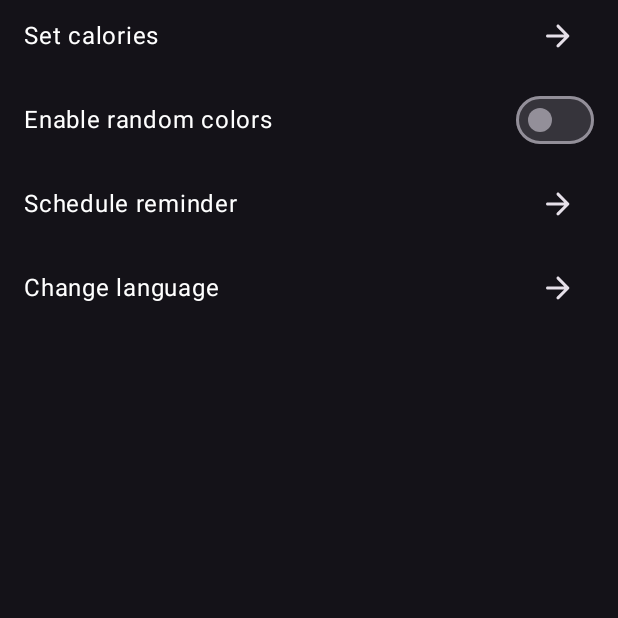
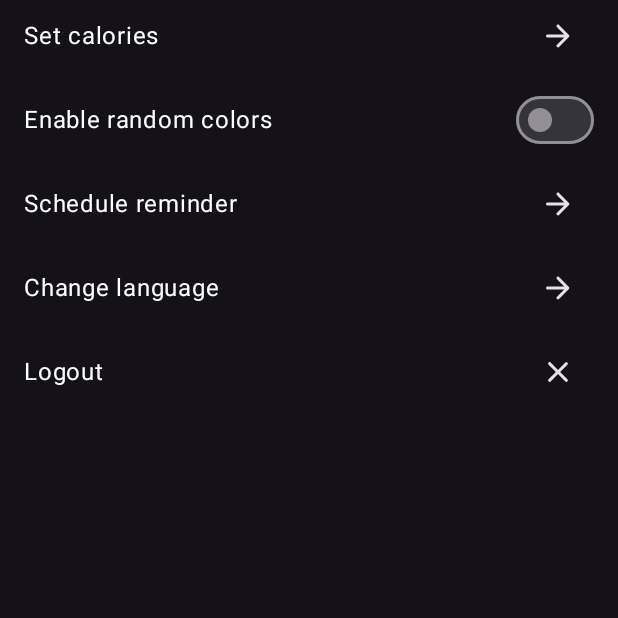
Before and after one commit to Ionnier/proiect-android, an Android app built with Jetpack Compose: the composable DrawSettingsScreen shown on its own in the app's theme, on a phone screen of 412 x 824 dp, the top half of it. Run offline under Robolectric (Android 15) with nearby library versions, the phone set to English and light mode, and no system bars; our stand-ins replace Dagger/Hilt's generated code.

```diff
--- a/app/build.gradle
+++ b/app/build.gradle
@@ -87,6 +87,7 @@ dependencies {
     implementation "androidx.compose.ui:ui-tooling-preview"
     implementation "com.google.android.material:material:1.8.0"
     implementation 'androidx.compose.material3:material3'
+    implementation 'androidx.compose.material3:material3-window-size-class'
     implementation 'androidx.fragment:fragment-ktx:1.5.5'
     implementation 'androidx.appcompat:appcompat:1.6.1'
     implementation 'androidx.constraintlayout:constraintlayout:2.1.4'
--- a/app/src/main/java/com/ionnier/pdma/ui/fragments/LoginFragment.kt
+++ b/app/src/main/java/com/ionnier/pdma/ui/fragments/LoginFragment.kt
@@ -22,6 +22,7 @@ class LoginFragment : Fragment() {
         super.onCreate(savedInstanceState)
         auth = Firebase.auth
         val currentUser = auth.currentUser
+        Timber.w("$currentUser DD")
         if (currentUser != null) {
             openMainFragment()
             return
@@ -38,15 +39,13 @@ class LoginFragment : Fragment() {
                 // sign-in flow using the back button. Otherwise check
                 // response.getError().getErrorCode() and handle the error.
                 // ...
-                Timber.w("${result.idpResponse?.error}")
+                Timber.w("${result.idpResponse?.error}  ERROR")
             }
 
         }
 
         // Choose authentication providers
         val providers = arrayListOf (
-            AuthUI.IdpConfig.AnonymousBuilder().build(),
-            AuthUI.IdpConfig.EmailBuilder().build(),
             AuthUI.IdpConfig.GoogleBuilder().build(),
         )
 
--- a/app/src/main/java/com/ionnier/pdma/ui/screens/SettingsScreen.kt
+++ b/app/src/main/java/com/ionnier/pdma/ui/screens/SettingsScreen.kt
@@ -3,6 +3,8 @@ package com.ionnier.pdma.ui.screens
 import androidx.compose.foundation.layout.*
 import androidx.compose.material.icons.Icons
 import androidx.compose.material.icons.rounded.ArrowForward
+import androidx.compose.material.icons.rounded.Close
+import androidx.compose.material.icons.rounded.ExitToApp
 import androidx.compose.material3.*
 import androidx.compose.runtime.Composable
 import androidx.compose.runtime.mutableStateOf
@@ -22,6 +24,7 @@ fun DrawSettingsScreen(
     scheduleReminder: () -> Unit,
     setCalories: () -> Unit,
     changeLanguage: () -> Unit,
+    onLogout: () -> Unit,
 ) {
     MyApplicationTheme {
         Surface {
@@ -93,10 +96,23 @@ fun DrawSettingsScreen(
                             imageVector = Icons.Rounded.ArrowForward,
                             contentDescription = null
                         )
-
                     }
                 }
-
+                Row (
+                    verticalAlignment = Alignment.CenterVertically,
+                ) {
+                    Text(
+                        text = "Logout",
+                        modifier = Modifier.weight(1f),
+                        color = Color.White
+                    )
+                    IconButton(onClick = onLogout) {
+                        Icon(
+                            imageVector = Icons.Rounded.Close,
+                            contentDescription = null
+                        )
+                    }
+                }
             }
         }
     }
```
Also changed, not shown: app/src/main/java/com/ionnier/pdma/ui/fragments/MainFragment.kt (+121 -46 lines).
